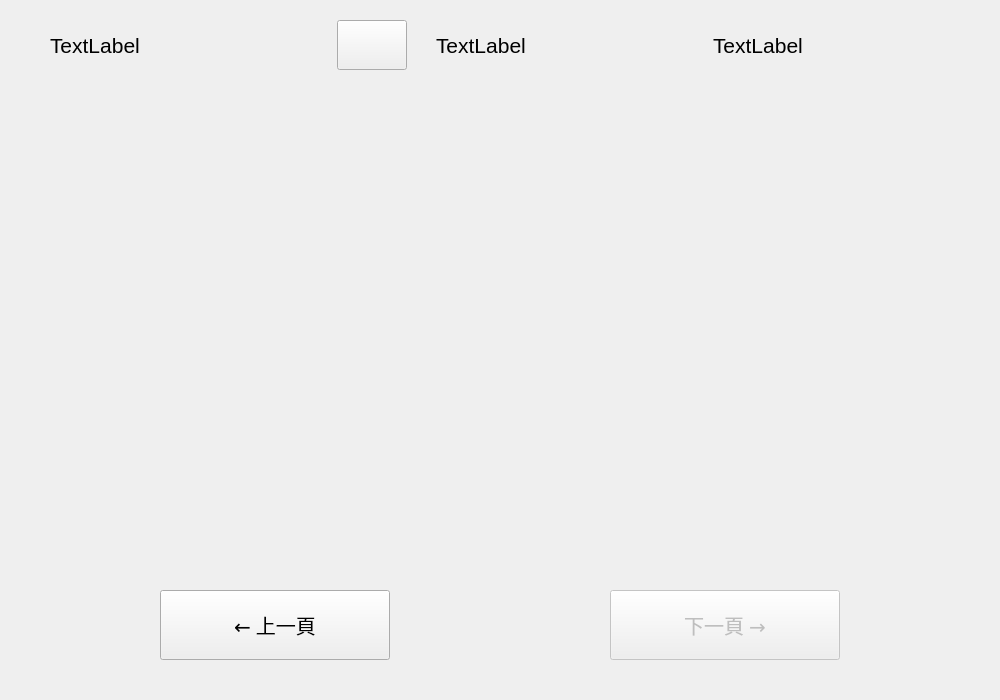
Before: the Qt Designer form src/ui/managementwidget.ui in hwc20896/ChineseProj_CMake, drawn with Qt 5.
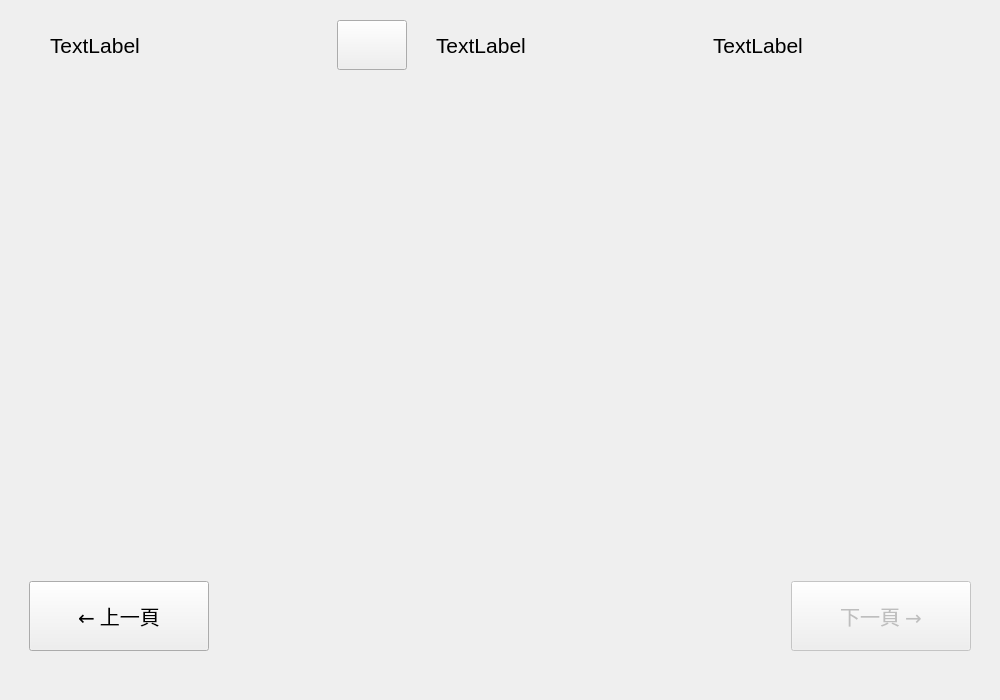
After: the same form once the commit is applied.

Commit message: Prevent lower navigation buttons to be moved unintentionally

```diff
--- a/src/ui/managementwidget.ui
+++ b/src/ui/managementwidget.ui
@@ -122,6 +122,9 @@
    <item>
     <layout class="QHBoxLayout" name="lowerNavigator">
      <item>
+      <widget class="QWidget" name="prevPageSpacer" native="true">
+       <layout class="QVBoxLayout" name="prevPageAligner">
+        <item>
       <widget class="QPushButton" name="prevPage">
        <property name="sizePolicy">
         <sizepolicy hsizetype="Minimum" vsizetype="Fixed">
@@ -152,13 +155,16 @@
        </property>
       </widget>
      </item>
+       </layout>
+      </widget>
+     </item>
      <item>
       <spacer name="horizontalSpacer">
        <property name="orientation">
         <enum>Qt::Orientation::Horizontal</enum>
        </property>
        <property name="sizeType">
-        <enum>QSizePolicy::Policy::Preferred</enum>
+        <enum>QSizePolicy::Policy::Expanding</enum>
        </property>
        <property name="sizeHint" stdset="0">
         <size>
@@ -169,6 +175,9 @@
       </spacer>
      </item>
      <item>
+      <widget class="QWidget" name="nextPageSpacer" native="true">
+       <layout class="QVBoxLayout" name="nextPageAligner">
+        <item>
       <widget class="QPushButton" name="nextPage">
        <property name="enabled">
         <bool>false</bool>
@@ -194,6 +203,9 @@
        <property name="text">
         <string>下一頁 →</string>
        </property>
+         </widget>
+        </item>
+       </layout>
       </widget>
      </item>
     </layout>
```
Lines whose indentation alone changed are shown as unchanged.
